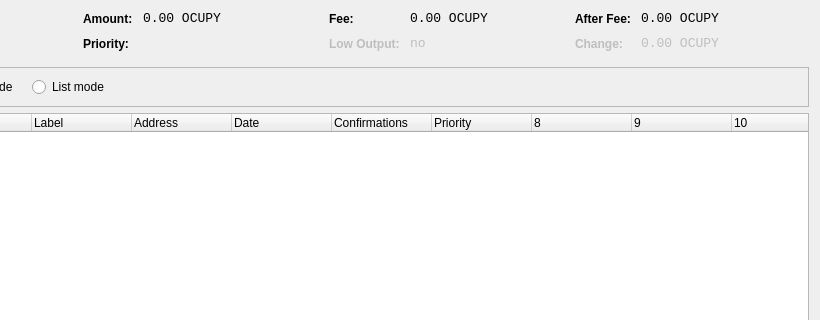
macht1/blitz, file src/qt/forms/coincontroldialog.ui: the form before one commit; both pictures show x 180 to 1000 and y 0 to 320 of the 1000 by 500 pixel window.
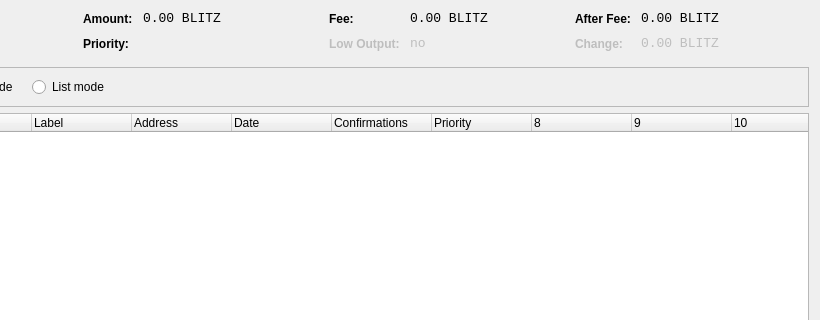
The form after the commit. Custom widgets are drawn as their Qt base class.

Commit message: Rebranding from Ocupy to Blitz

What changed in the file:
```diff
--- a/src/qt/forms/coincontroldialog.ui
+++ b/src/qt/forms/coincontroldialog.ui
@@ -141,7 +141,7 @@
           <enum>Qt::ActionsContextMenu</enum>
          </property>
          <property name="text">
-          <string notr="true">0.00 OCUPY</string>
+          <string notr="true">0.00 BLITZ</string>
          </property>
          <property name="textInteractionFlags">
           <set>Qt::LinksAccessibleByMouse|Qt::TextSelectableByKeyboard|Qt::TextSelectableByMouse</set>
@@ -221,7 +221,7 @@
           <enum>Qt::ActionsContextMenu</enum>
          </property>
          <property name="text">
-          <string notr="true">0.00 OCUPY</string>
+          <string notr="true">0.00 BLITZ</string>
          </property>
          <property name="textInteractionFlags">
           <set>Qt::LinksAccessibleByMouse|Qt::TextSelectableByKeyboard|Qt::TextSelectableByMouse</set>
@@ -307,7 +307,7 @@
           <enum>Qt::ActionsContextMenu</enum>
          </property>
          <property name="text">
-          <string notr="true">0.00 OCUPY</string>
+          <string notr="true">0.00 BLITZ</string>
          </property>
          <property name="textInteractionFlags">
           <set>Qt::LinksAccessibleByMouse|Qt::TextSelectableByKeyboard|Qt::TextSelectableByMouse</set>
@@ -345,7 +345,7 @@
           <enum>Qt::ActionsContextMenu</enum>
          </property>
          <property name="text">
-          <string notr="true">0.00 OCUPY</string>
+          <string notr="true">0.00 BLITZ</string>
          </property>
          <property name="textInteractionFlags">
           <set>Qt::LinksAccessibleByMouse|Qt::TextSelectableByKeyboard|Qt::TextSelectableByMouse</set>
```
The commit also changes 170 other files.
